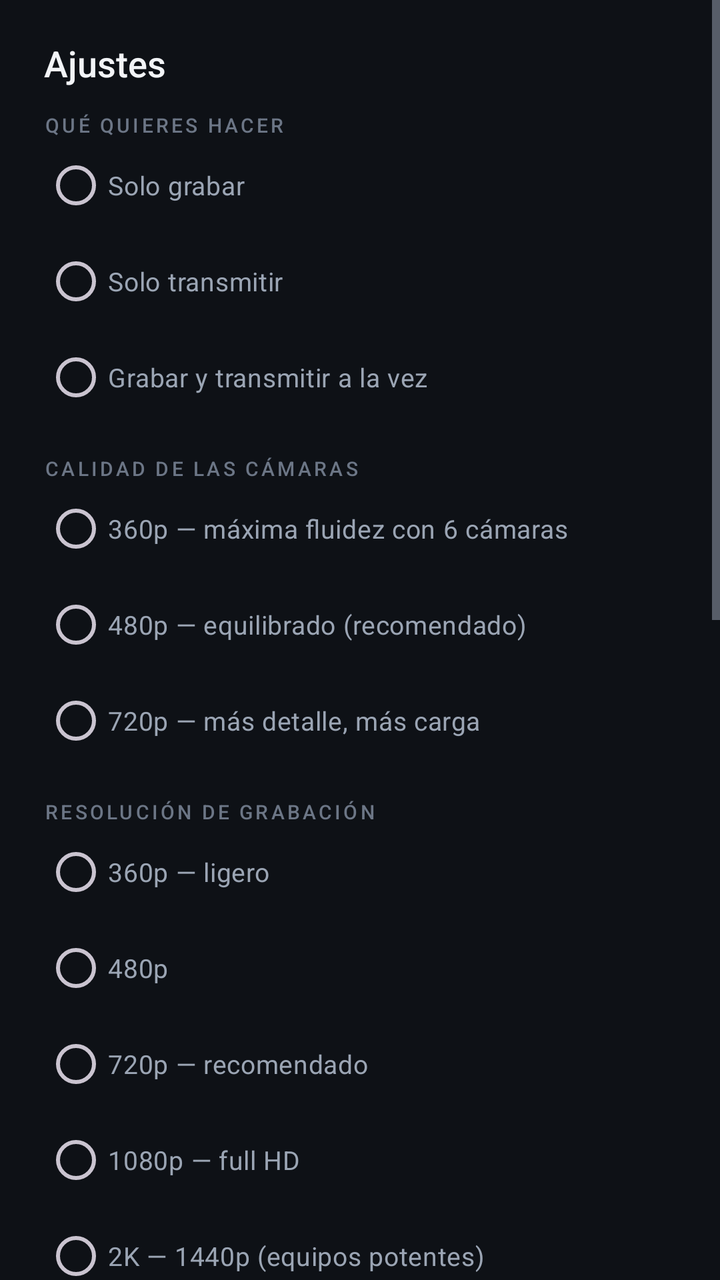
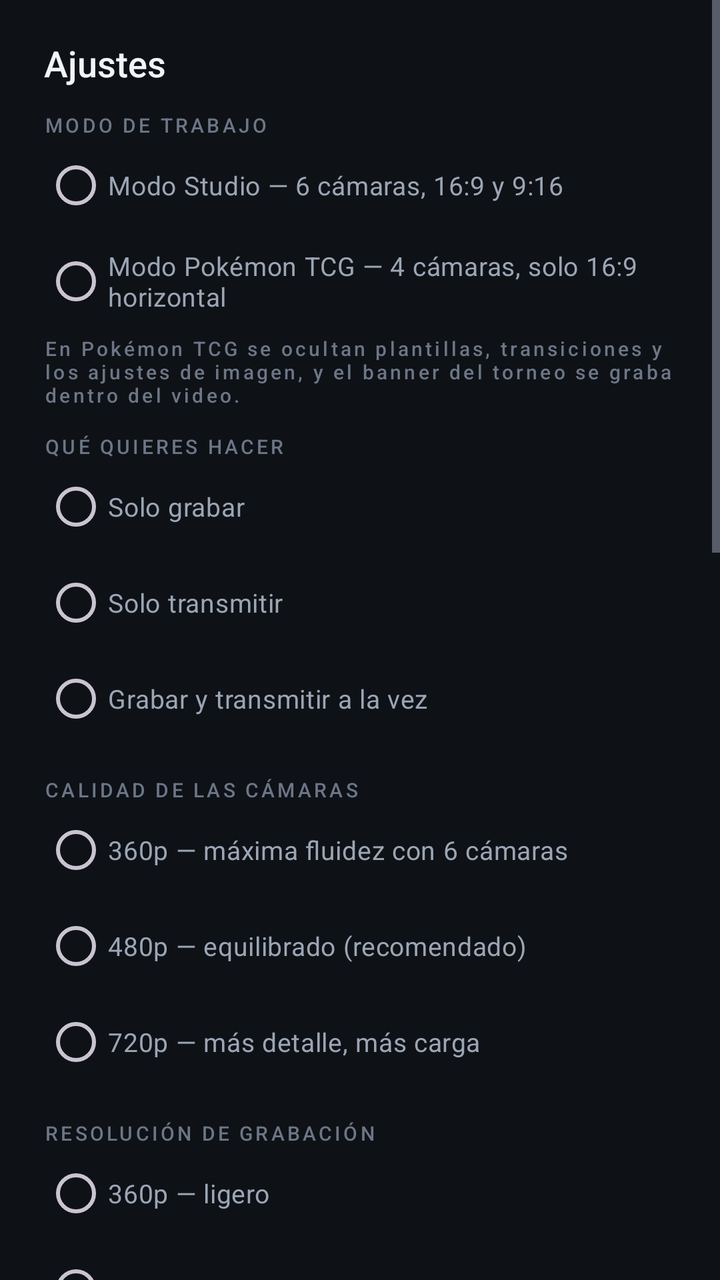

Compare the two renders of this Android layout. The source of the first and the diff that turns it into the second are given below.
<!-- AndroidManifest.xml: application theme Theme.JfrSwitcher -->
<!-- res/layout/dialog_settings.xml -->
<?xml version="1.0" encoding="utf-8"?>
<ScrollView xmlns:android="http://schemas.android.com/apk/res/android"
    android:layout_width="match_parent"
    android:layout_height="wrap_content">

    <LinearLayout
        android:layout_width="match_parent"
        android:layout_height="wrap_content"
        android:orientation="vertical"
        android:padding="22dp">

        <TextView
            style="@style/Txt.Title"
            android:layout_width="wrap_content"
            android:layout_height="wrap_content"
            android:text="Ajustes"
            android:textSize="18sp" />

        <TextView
            style="@style/Txt.Micro"
            android:layout_width="wrap_content"
            android:layout_height="wrap_content"
            android:layout_marginTop="14dp"
            android:text="QUÉ QUIERES HACER" />

        <RadioGroup
            android:id="@+id/rgModo"
            android:layout_width="match_parent"
            android:layout_height="wrap_content"
            android:orientation="vertical">

            <RadioButton
                android:id="@+id/rbSoloGrabar"
                android:layout_width="match_parent"
                android:layout_height="wrap_content"
                android:buttonTint="@color/accent"
                android:text="Solo grabar"
                android:textColor="@color/text_secondary"
                android:textSize="13sp" />

            <RadioButton
                android:id="@+id/rbSoloTransmitir"
                android:layout_width="match_parent"
                android:layout_height="wrap_content"
                android:buttonTint="@color/accent"
                android:text="Solo transmitir"
                android:textColor="@color/text_secondary"
                android:textSize="13sp" />

            <RadioButton
                android:id="@+id/rbAmbos"
                android:layout_width="match_parent"
                android:layout_height="wrap_content"
                android:buttonTint="@color/accent"
                android:text="Grabar y transmitir a la vez"
                android:textColor="@color/text_secondary"
                android:textSize="13sp" />
        </RadioGroup>

        <TextView
            style="@style/Txt.Micro"
            android:layout_width="wrap_content"
            android:layout_height="wrap_content"
            android:layout_marginTop="16dp"
            android:text="CALIDAD DE LAS CÁMARAS" />

        <RadioGroup
            android:id="@+id/rgQuality"
            android:layout_width="match_parent"
            android:layout_height="wrap_content"
            android:orientation="vertical">

            <RadioButton
                android:id="@+id/rb360"
                android:layout_width="match_parent"
                android:layout_height="wrap_content"
                android:buttonTint="@color/accent"
                android:text="360p — máxima fluidez con 6 cámaras"
                android:textColor="@color/text_secondary"
                android:textSize="13sp" />

            <RadioButton
                android:id="@+id/rb540"
                android:layout_width="match_parent"
                android:layout_height="wrap_content"
                android:buttonTint="@color/accent"
                android:text="480p — equilibrado (recomendado)"
                android:textColor="@color/text_secondary"
                android:textSize="13sp" />

            <RadioButton
                android:id="@+id/rb720"
                android:layout_width="match_parent"
                android:layout_height="wrap_content"
                android:buttonTint="@color/accent"
                android:text="720p — más detalle, más carga"
                android:textColor="@color/text_secondary"
                android:textSize="13sp" />
        </RadioGroup>

        <TextView
            style="@style/Txt.Micro"
            android:layout_width="wrap_content"
            android:layout_height="wrap_content"
            android:layout_marginTop="16dp"
            android:text="RESOLUCIÓN DE GRABACIÓN" />

        <RadioGroup
            android:id="@+id/rgRes"
            android:layout_width="match_parent"
            android:layout_height="wrap_content"
            android:orientation="vertical">

            <RadioButton
                android:id="@+id/rbRec360"
                android:layout_width="match_parent"
                android:layout_height="wrap_content"
                android:buttonTint="@color/accent"
                android:text="360p — ligero"
                android:textColor="@color/text_secondary"
                android:textSize="13sp" />

            <RadioButton
                android:id="@+id/rbRec480"
                android:layout_width="match_parent"
                android:layout_height="wrap_content"
                android:buttonTint="@color/accent"
                android:text="480p"
                android:textColor="@color/text_secondary"
                android:textSize="13sp" />

            <RadioButton
                android:id="@+id/rbRec720"
                android:layout_width="match_parent"
                android:layout_height="wrap_content"
                android:buttonTint="@color/accent"
                android:text="720p — recomendado"
                android:textColor="@color/text_secondary"
                android:textSize="13sp" />

            <RadioButton
                android:id="@+id/rbRec1080"
                android:layout_width="match_parent"
                android:layout_height="wrap_content"
                android:buttonTint="@color/accent"
                android:text="1080p — full HD"
                android:textColor="@color/text_secondary"
                android:textSize="13sp" />

            <RadioButton
                android:id="@+id/rbRec2k"
                android:layout_width="match_parent"
                android:layout_height="wrap_content"
                android:buttonTint="@color/accent"
                android:text="2K — 1440p (equipos potentes)"
                android:textColor="@color/text_secondary"
                android:textSize="13sp" />

            <RadioButton
                android:id="@+id/rbRec4k"
                android:layout_width="match_parent"
                android:layout_height="wrap_content"
                android:buttonTint="@color/accent"
                android:text="4K — 2160p (puede no estar soportado)"
                android:textColor="@color/text_secondary"
                android:textSize="13sp" />
        </RadioGroup>

        <TextView
            style="@style/Txt.Micro"
            android:layout_width="match_parent"
            android:layout_height="wrap_content"
            android:layout_marginTop="10dp"
            android:text="Si el equipo no puede codificar esa resolución, la app baja automáticamente a la anterior."
            android:textColor="@color/text_dim" />

        <TextView
            style="@style/Txt.Micro"
            android:layout_width="wrap_content"
            android:layout_height="wrap_content"
            android:layout_marginTop="14dp"
            android:text="BITRATE DE GRABACIÓN" />

        <TextView
            android:id="@+id/txtBitrateRec"
            style="@style/Txt.Micro"
            android:layout_width="wrap_content"
            android:layout_height="wrap_content"
            android:text="12 Mbps"
            android:textColor="@color/accent" />

        <SeekBar
            android:id="@+id/sbBitrateRec"
            android:layout_width="match_parent"
            android:layout_height="wrap_content"
            android:max="38"
            android:progress="10" />

        <TextView
            style="@style/Txt.Micro"
            android:layout_width="wrap_content"
            android:layout_height="wrap_content"
            android:layout_marginTop="14dp"
            android:text="TRANSMISIÓN (se usará cuando activemos RTMP)" />

        <RadioGroup
            android:id="@+id/rgStreamRes"
            android:layout_width="match_parent"
            android:layout_height="wrap_content"
            android:orientation="vertical">

            <RadioButton
                android:id="@+id/rbStream480"
                android:layout_width="match_parent"
                android:layout_height="wrap_content"
                android:buttonTint="@color/accent"
                android:text="480p — conexiones lentas"
                android:textColor="@color/text_secondary"
                android:textSize="13sp" />

            <RadioButton
                android:id="@+id/rbStream720"
                android:layout_width="match_parent"
                android:layout_height="wrap_content"
                android:buttonTint="@color/accent"
                android:text="720p — equilibrado"
                android:textColor="@color/text_secondary"
                android:textSize="13sp" />

            <RadioButton
                android:id="@+id/rbStream1080"
                android:layout_width="match_parent"
                android:layout_height="wrap_content"
                android:buttonTint="@color/accent"
                android:text="1080p — internet rápido"
                android:textColor="@color/text_secondary"
                android:textSize="13sp" />
        </RadioGroup>

        <TextView
            android:id="@+id/txtBitrateStream"
            style="@style/Txt.Micro"
            android:layout_width="wrap_content"
            android:layout_height="wrap_content"
            android:layout_marginTop="10dp"
            android:text="Bitrate de transmisión: 4 Mbps"
            android:textColor="@color/accent" />

        <SeekBar
            android:id="@+id/sbBitrateStream"
            android:layout_width="match_parent"
            android:layout_height="wrap_content"
            android:max="11"
            android:progress="3" />

        <com.google.android.material.materialswitch.MaterialSwitch
            android:id="@+id/swAutoBitrate"
            android:layout_width="match_parent"
            android:layout_height="wrap_content"
            android:layout_marginTop="8dp"
            android:text="Bitrate automático por resolución"
            android:textColor="@color/text_primary"
            android:textSize="13sp" />

        <TextView
            style="@style/Txt.Micro"
            android:layout_width="match_parent"
            android:layout_height="wrap_content"
            android:text="Con el automático, el bitrate se ajusta a la resolución elegida: 480p ≈ 4 Mbps, 720p ≈ 7 Mbps, 1080p ≈ 12 Mbps. Apágalo para fijarlo a mano con los deslizables."
            android:textColor="@color/text_dim" />

        <com.google.android.material.materialswitch.MaterialSwitch
            android:id="@+id/swAudio"
            android:layout_width="match_parent"
            android:layout_height="wrap_content"
            android:layout_marginTop="16dp"
            android:text="Grabar audio del micrófono"
            android:textColor="@color/text_primary"
            android:textSize="13sp" />

        <TextView
            android:id="@+id/txtVersion"
            style="@style/Txt.Micro"
            android:layout_width="match_parent"
            android:layout_height="wrap_content"
            android:layout_marginTop="18dp"
            android:background="?attr/selectableItemBackground"
            android:clickable="true"
            android:focusable="true"
            android:paddingTop="8dp"
            android:paddingBottom="8dp"
            android:text="Versión 0.0.0 · toca para buscar actualización"
            android:textColor="@color/text_secondary" />

        <TextView
            android:id="@+id/txtFolder"
            style="@style/Txt.Micro"
            android:layout_width="match_parent"
            android:layout_height="wrap_content"
            android:layout_marginTop="14dp"
            android:text="Los videos se guardan en la carpeta Grabaciones de la app." />

        <TextView
            android:id="@+id/btnClose"
            style="@style/PillButton.Accent"
            android:layout_width="match_parent"
            android:layout_height="wrap_content"
            android:layout_marginTop="18dp"
            android:text="Cerrar" />

    </LinearLayout>
</ScrollView>
<!-- resources referenced by this layout -->
<resources>
  <color name="accent">#FFFF5A2B</color>
  <color name="text_dim">#FF6C7686</color>
  <color name="text_primary">#FFF2F4F7</color>
  <color name="text_secondary">#FF9BA5B4</color>
  <style name="PillButton.Accent" parent="PillButton">
          <item name="android:background">@drawable/bg_pill_accent</item>
          <item name="android:textColor">#FF111318</item>
      </style>
  <style name="Txt.Micro" parent="Txt.Label">
          <item name="android:textSize">@dimen/text_micro</item>
          <item name="android:textColor">@color/text_dim</item>
          <item name="android:letterSpacing">0.14</item>
      </style>
  <style name="Txt.Title">
          <item name="android:textSize">@dimen/text_title</item>
          <item name="android:textColor">@color/text_primary</item>
          <item name="android:fontFamily">sans-serif-medium</item>
          <item name="android:includeFontPadding">false</item>
      </style>
  <!-- drawable bg_pill_accent (drawable) -->
  <?xml version="1.0" encoding="utf-8"?>
  <shape xmlns:android="http://schemas.android.com/apk/res/android" android:shape="rectangle">
      <solid android:color="@color/accent" />
      <corners android:radius="22dp" />
  </shape>
  <style name="Txt.Label">
          <item name="android:textSize">@dimen/text_label</item>
          <item name="android:textColor">@color/text_secondary</item>
          <item name="android:fontFamily">sans-serif-medium</item>
          <item name="android:letterSpacing">0.06</item>
          <item name="android:includeFontPadding">false</item>
      </style>
  <dimen name="text_micro">10sp</dimen>
  <dimen name="text_title">15sp</dimen>
  <color name="live_green">#FF35C759</color>
  <color name="bg_panel">#FF16191F</color>
  <color name="bg_root">#FF0E1116</color>
  <style name="TemaDialogo" parent="Theme.Material3.Dark.Dialog">
          <item name="android:windowBackground">@drawable/bg_dialog</item>
          <item name="android:backgroundDimAmount">0.55</item>
          <item name="colorPrimary">@color/accent</item>
          <item name="colorSecondary">@color/accent</item>
          <item name="colorSurface">#FF000000</item>
          <item name="colorOnSurface">@color/text_primary</item>
          <item name="android:colorAccent">@color/accent</item>
          <item name="android:textColorPrimary">@color/text_primary</item>
          <item name="android:textColorSecondary">@color/text_secondary</item>
      </style>
  <!-- drawable bg_pill (drawable) -->
  <?xml version="1.0" encoding="utf-8"?>
  <shape xmlns:android="http://schemas.android.com/apk/res/android" android:shape="rectangle">
      <solid android:color="@color/bg_panel_alt" />
      <corners android:radius="22dp" />
      <stroke android:width="1dp" android:color="@color/stroke" />
  </shape>
  <dimen name="text_body">13sp</dimen>
  <dimen name="text_label">12sp</dimen>
  <!-- drawable bg_dialog (drawable) -->
  <?xml version="1.0" encoding="utf-8"?>
  <shape xmlns:android="http://schemas.android.com/apk/res/android"
      android:shape="rectangle">
      <solid android:color="#FF000000" />
      <stroke
          android:width="1.5dp"
          android:color="#FF3C424B" />
      <corners android:radius="18dp" />
      <padding
          android:bottom="14dp"
          android:left="10dp"
          android:right="10dp"
          android:top="10dp" />
  </shape>
  <color name="bg_panel_alt">#FF1D2128</color>
  <color name="stroke">#FF2A2F38</color>
  <!-- unchanged entries left out for length: 2 -->
</resources>

<!-- the commit's change to res/layout/dialog_settings.xml (unified diff, before → after) -->
@@ -15,6 +15,46 @@
             android:layout_height="wrap_content"
             android:text="Ajustes"
             android:textSize="18sp" />
+
+        <TextView
+            style="@style/Txt.Micro"
+            android:layout_width="wrap_content"
+            android:layout_height="wrap_content"
+            android:layout_marginTop="14dp"
+            android:text="MODO DE TRABAJO" />
+
+        <RadioGroup
+            android:id="@+id/rgModoTrabajo"
+            android:layout_width="match_parent"
+            android:layout_height="wrap_content"
+            android:orientation="vertical">
+
+            <RadioButton
+                android:id="@+id/rbModoStudio"
+                android:layout_width="match_parent"
+                android:layout_height="wrap_content"
+                android:buttonTint="@color/accent"
+                android:text="Modo Studio — 6 cámaras, 16:9 y 9:16"
+                android:textColor="@color/text_secondary"
+                android:textSize="13sp" />
+
+            <RadioButton
+                android:id="@+id/rbModoPokemon"
+                android:layout_width="match_parent"
+                android:layout_height="wrap_content"
+                android:buttonTint="@color/accent"
+                android:text="Modo Pokémon TCG — 4 cámaras, solo 16:9 horizontal"
+                android:textColor="@color/text_secondary"
+                android:textSize="13sp" />
+        </RadioGroup>
+
+        <TextView
+            style="@style/Txt.Micro"
+            android:layout_width="match_parent"
+            android:layout_height="wrap_content"
+            android:layout_marginTop="4dp"
+            android:text="En Pokémon TCG se ocultan plantillas, transiciones y los ajustes de imagen, y el banner del torneo se graba dentro del video."
+            android:textColor="@color/text_dim" />
 
         <TextView
             style="@style/Txt.Micro"
